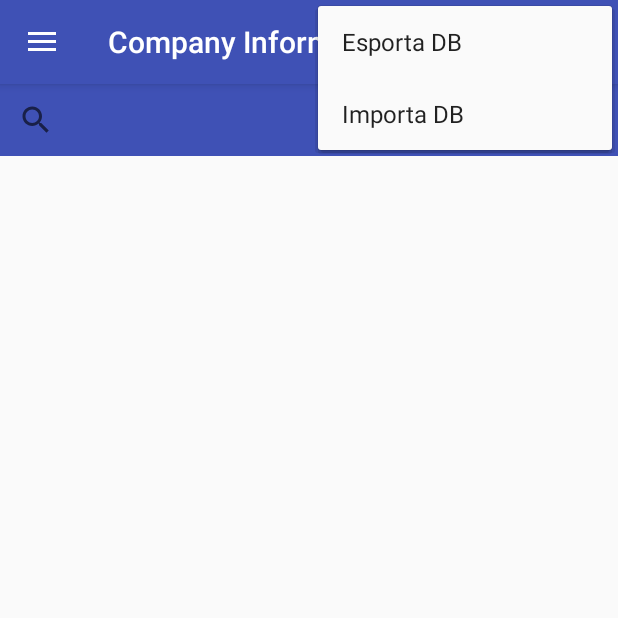
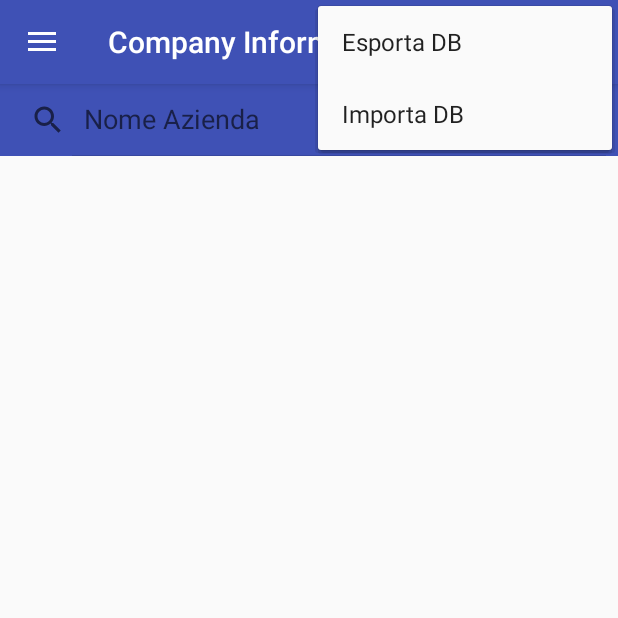
Before and after one commit to ShAdOwNeT88/Company-Information, an Android app: the screen it shows after launch (SearchActivity), with the options menu open, on a phone screen of 412 x 824 dp, the top half of it. Run offline under Robolectric (Android 15) with nearby library versions, the light colour scheme and no system bars; our stand-ins replace ButterKnife; libraries missing offline, so code that uses them is left out: com.afollestad.materialdialogs, me.zhanghai.android, org.chromium.customtabsclient; 1 statement that could not run was skipped.

Commit message:
Set searchview default launched when launch activity search company

```diff
--- a/app/src/main/java/alterego/solutions/company_information/search_company/SearchActivity.java
+++ b/app/src/main/java/alterego/solutions/company_information/search_company/SearchActivity.java
@@ -1,5 +1,6 @@
 package alterego.solutions.company_information.search_company;
 
+import android.app.SearchManager;
 import android.content.ActivityNotFoundException;
 import android.content.Context;
 import android.content.Intent;
@@ -95,7 +96,11 @@ public class SearchActivity extends AppCompatActivity implements NavigationView.
                 .setShowTitle(true)
                 .build();
 
+        SearchManager searchManager = (SearchManager) getSystemService(Context.SEARCH_SERVICE);
         mCompanySearchView = (SearchView) findViewById(R.id.searchView_company);
+
+        mCompanySearchView.setSearchableInfo(searchManager.getSearchableInfo(getComponentName()));
+        mCompanySearchView.setIconifiedByDefault(false);
 
         mCompanySearchView.setQueryHint("Nome Azienda");
         mCompanySearchView.setOnQueryTextListener(new SearchView.OnQueryTextListener() {
```
